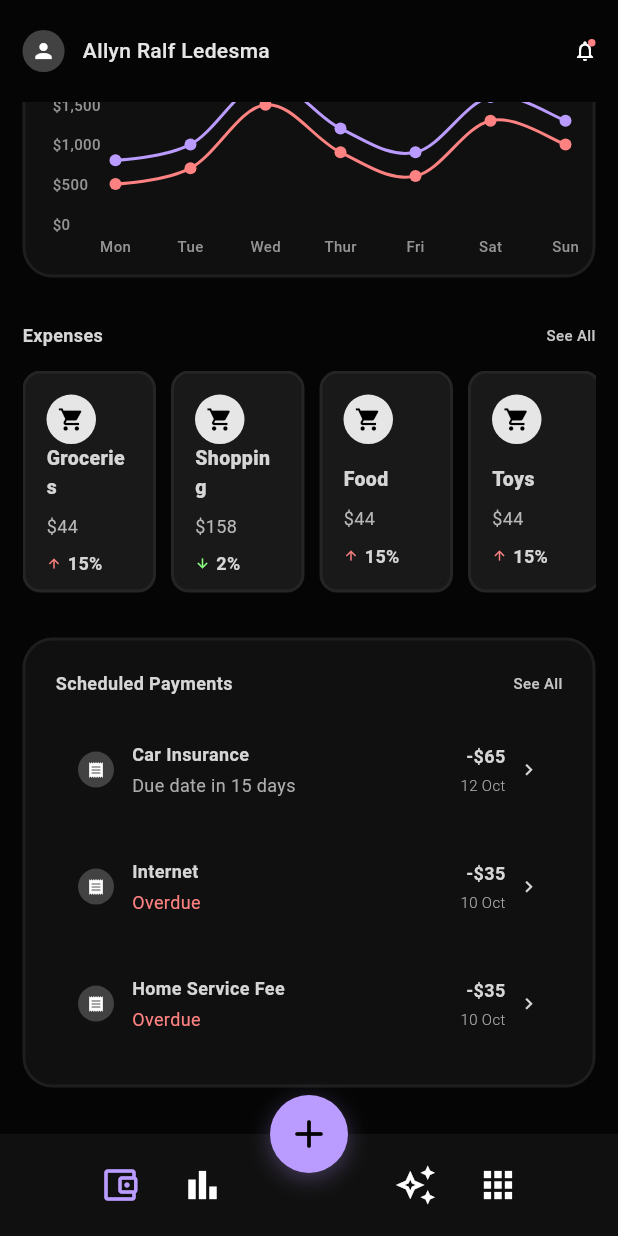
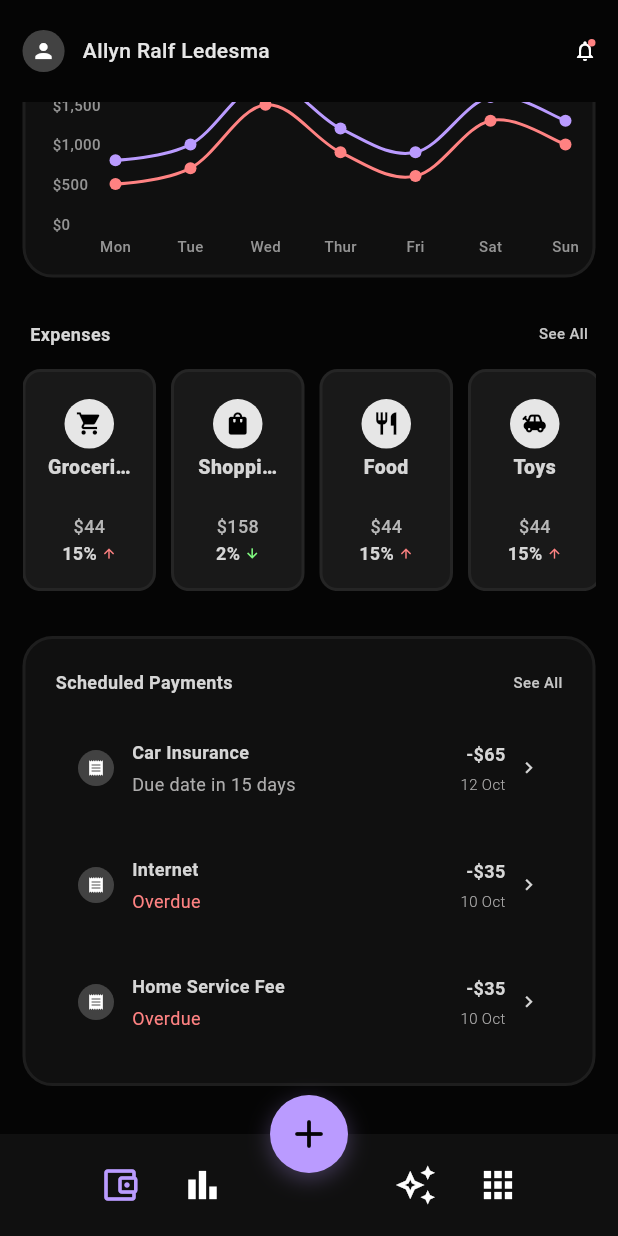
Before and after one commit to nylla8444/sAIveon, a Flutter app: the screen it shows after launch, scrolled down 1152 dp, on a phone screen of 412 x 824 dp. Run offline on Flutter 3.47's test engine with Material 3 defaults, Android fonts, the phone set to English and light mode, and no system bars; drawn by our look-alikes of fl_chart; Roboto replaces fonts that are missing (Manrope, Poppins).

Commit message:
feat: added expenses section

```diff
--- a/lib/main.dart
+++ b/lib/main.dart
@@ -7,6 +7,7 @@ import 'widgets/banks_horizontal_scroll_section.dart';
 import 'widgets/transaction_history_section.dart';
 import 'widgets/monthly_budget_section.dart';
 import 'widgets/spending_line_chart_section.dart';
+import 'widgets/expenses_horizontal_scroll_section.dart';
 
 void main() {
   runApp(const MyApp());
@@ -224,57 +225,62 @@ class _FinanceHomePageState extends State<FinanceHomePage> {
                               const FlSpot(6, 1900),
                             ],
                           },
-                        ), // Expenses Section
+                        ),
+
+                        // Expenses Section - Using modular component
                         const SizedBox(height: 30),
-                        Row(
-                          mainAxisAlignment: MainAxisAlignment.spaceBetween,
-                          children: [
-                            const Text(
-                              'Expenses',
-                              style: TextStyle(
-                                color: Color(0xFFD6D6D6),
-                                fontSize: 12,
-                                fontWeight: FontWeight.w700,
-                              ),
+                        ExpensesHorizontalScrollSection(
+                          expenses: [
+                            ExpenseData(
+                              category: 'Groceries',
+                              amount: '\$44',
+                              percentage: '15%',
+                              isIncrease: true,
+                              icon: Icons.shopping_cart,
+                              onTap: () {
+                                print('Groceries expense tapped');
+                              },
                             ),
-                            const Text(
-                              'See All',
-                              style: TextStyle(
-                                color: Color(0xFFC6C6C6),
-                                fontSize: 10,
-                                fontWeight: FontWeight.w500,
-                              ),
+                            ExpenseData(
+                              category: 'Shopping',
+                              amount: '\$158',
+                              percentage: '2%',
+                              isIncrease: false,
+                              icon: Icons.shopping_bag,
+                              onTap: () {
+                                print('Shopping expense tapped');
+                              },
+                            ),
+                            ExpenseData(
+                              category: 'Food',
+                              amount: '\$44',
+                              percentage: '15%',
+                              isIncrease: true,
+                              icon: Icons.restaurant,
+                            ),
+                            ExpenseData(
+                              category: 'Toys',
+                              amount: '\$44',
+                              percentage: '15%',
+                              isIncrease: true,
+                              icon: Icons.toys,
+                            ),
+                            ExpenseData(
+                              category: 'Transport',
+                              amount: '\$120',
+                              percentage: '8%',
+                              isIncrease: true,
+                              icon: Icons.directions_car,
+                              onTap: () {
+                                print('Transport expense tapped');
+                              },
                             ),
                           ],
-                        ),
-                        const SizedBox(height: 15),
-                        SizedBox(
-                          height: 148,
-                          child: ListView(
-                            scrollDirection: Axis.horizontal,
-                            children: [
-                              _buildExpenseCard(
-                                'Groceries',
-                                '\$44',
-                                '15%',
-                                true,
-                              ),
-                              const SizedBox(width: 10),
-                              _buildExpenseCard(
-                                'Shopping',
-                                '\$158',
-                                '2%',
-                                false,
-                              ),
-                              const SizedBox(width: 10),
-                              _buildExpenseCard('Food', '\$44', '15%', true),
-                              const SizedBox(width: 10),
-                              _buildExpenseCard('Toys', '\$44', '15%', true),
-                            ],
-                          ),
-                        ),
-
-                        // Scheduled Payments
+                          onSeeAllTap: () {
+                            // TODO: Navigate to all expenses page
+                            print('Expenses See All tapped');
+                          },
+                        ), // Scheduled Payments
                         const SizedBox(height: 30),
                         Container(
                           padding: const EdgeInsets.all(20),
@@ -442,76 +448,6 @@ class _FinanceHomePageState extends State<FinanceHomePage> {
     );
   }
 
-  Widget _buildExpenseCard(
-    String category,
-    String amount,
-    String percentage,
-    bool isIncrease,
-  ) {
-    return Container(
-      width: 89,
-      padding: const EdgeInsets.all(14),
-      decoration: BoxDecoration(
-        color: const Color(0xFF191919),
-        borderRadius: BorderRadius.circular(12),
-        border: Border.all(color: Colors.white.withOpacity(0.05), width: 2),
-      ),
-      child: Column(
-        crossAxisAlignment: CrossAxisAlignment.start,
-        children: [
-          Container(
-            width: 33,
-            height: 33,
-            decoration: BoxDecoration(
-              color: const Color(0xFFE6E6E6),
-              borderRadius: BorderRadius.circular(16.5),
-            ),
-            child: const Icon(
-              Icons.shopping_cart,
-              color: Colors.black,
-              size: 18,
-            ),
-          ),
-          const Spacer(),
-          Text(
-            category,
-            style: const TextStyle(
-              color: Color(0xFFD6D6D6),
-              fontSize: 13,
-              fontWeight: FontWeight.w800,
-            ),
-          ),
-          const SizedBox(height: 8),
-          Text(
-            amount,
-            style: const TextStyle(color: Color(0xFFB7B7B7), fontSize: 12),
-          ),
-          const SizedBox(height: 8),
-          Row(
-            children: [
-              Icon(
-                isIncrease ? Icons.arrow_upward : Icons.arrow_downward,
-                color: isIncrease
-                    ? const Color(0xFFFF8282)
-                    : const Color(0xFF8CFF82),
-                size: 10,
-              ),
-              const SizedBox(width: 4),
-              Text(
-                percentage,
-                style: const TextStyle(
-                  color: Color(0xFFD6D6D6),
-                  fontSize: 12,
-                  fontWeight: FontWeight.w600,
-                ),
-              ),
-            ],
-          ),
-        ],
-      ),
-    );
-  }
-
   Widget _buildPaymentItem(
     String title,
     String amount,
--- /dev/null
+++ b/lib/widgets/expenses_horizontal_scroll_section.dart
@@ -0,0 +1,185 @@
+import 'package:flutter/material.dart';
+
+class ExpenseData {
+  final String category;
+  final String amount;
+  final String percentage;
+  final bool isIncrease; // true = red (increase), false = green (decrease)
+  final IconData icon;
+  final VoidCallback? onTap;
+
+  ExpenseData({
+    required this.category,
+    required this.amount,
+    required this.percentage,
+    required this.isIncrease,
+    required this.icon,
+    this.onTap,
+  });
+}
+
+class ExpensesHorizontalScrollSection extends StatelessWidget {
+  final List<ExpenseData> expenses;
+  final VoidCallback? onSeeAllTap;
+
+  const ExpensesHorizontalScrollSection({
+    super.key,
+    required this.expenses,
+    this.onSeeAllTap,
+  });
+
+  @override
+  Widget build(BuildContext context) {
+    return Column(
+      crossAxisAlignment: CrossAxisAlignment.start,
+      children: [
+        // Header
+        Padding(
+          padding: const EdgeInsets.symmetric(horizontal: 5),
+          child: Row(
+            mainAxisAlignment: MainAxisAlignment.spaceBetween,
+            children: [
+              const Text(
+                'Expenses',
+                style: TextStyle(
+                  color: Color(0xFFD6D6D6),
+                  fontSize: 12,
+                  fontWeight: FontWeight.w700,
+                  fontFamily: 'Manrope',
+                  height: 1.366,
+                ),
+              ),
+              GestureDetector(
+                onTap: onSeeAllTap,
+                child: const Text(
+                  'See All',
+                  style: TextStyle(
+                    color: Color(0xFFC6C6C6),
+                    fontSize: 10,
+                    fontWeight: FontWeight.w500,
+                    fontFamily: 'Manrope',
+                    height: 1.366,
+                  ),
+                ),
+              ),
+            ],
+          ),
+        ),
+        const SizedBox(height: 15),
+
+        // Horizontal Scroll List
+        SizedBox(
+          height: 148,
+          child: ListView.separated(
+            scrollDirection: Axis.horizontal,
+            itemCount: expenses.length,
+            separatorBuilder: (context, index) => const SizedBox(width: 10),
+            itemBuilder: (context, index) {
+              return ExpenseCard(expense: expenses[index]);
+            },
+          ),
+        ),
+      ],
+    );
+  }
+}
+
+class ExpenseCard extends StatelessWidget {
+  final ExpenseData expense;
+
+  const ExpenseCard({super.key, required this.expense});
+
+  @override
+  Widget build(BuildContext context) {
+    return GestureDetector(
+      onTap: expense.onTap,
+      child: Container(
+        width: 89,
+        height: 148,
+        padding: const EdgeInsets.all(14),
+        decoration: BoxDecoration(
+          color: const Color(0xFF191919),
+          borderRadius: BorderRadius.circular(12),
+          border: Border.all(
+            color: Colors.white.withValues(alpha: 0.05),
+            width: 2,
+          ),
+        ),
+        child: Column(
+          mainAxisAlignment: MainAxisAlignment.start,
+          children: [
+            // Icon
+            const SizedBox(height: 4),
+            Container(
+              width: 33,
+              height: 33,
+              decoration: const BoxDecoration(
+                color: Color(0xFFE6E6E6),
+                shape: BoxShape.circle,
+              ),
+              child: Icon(expense.icon, color: Colors.black, size: 18),
+            ),
+            const SizedBox(height: 4),
+
+            // Category name
+            Text(
+              expense.category,
+              style: const TextStyle(
+                color: Color(0xFFD6D6D6),
+                fontSize: 13,
+                fontWeight: FontWeight.w800,
+                fontFamily: 'Manrope',
+                height: 1.366,
+              ),
+              textAlign: TextAlign.center,
+              maxLines: 1,
+              overflow: TextOverflow.ellipsis,
+            ),
+            const SizedBox(height: 22),
+
+            // Amount
+            Text(
+              expense.amount,
+              style: const TextStyle(
+                color: Color(0xFFB7B7B7),
+                fontSize: 12,
+                fontWeight: FontWeight.w500,
+                fontFamily: 'Manrope',
+                height: 1.366,
+              ),
+            ),
+            const SizedBox(height: 2),
+
+            // Percentage with arrow
+            Row(
+              mainAxisSize: MainAxisSize.min,
+              children: [
+                Text(
+                  expense.percentage,
+                  style: const TextStyle(
+                    color: Color(0xFFD6D6D6),
+                    fontSize: 12,
+                    fontWeight: FontWeight.w600,
+                    fontFamily: 'Manrope',
+                    height: 1.366,
+                  ),
+                ),
+                const SizedBox(width: 3),
+                // Arrow icon
+                Icon(
+                  expense.isIncrease
+                      ? Icons.arrow_upward
+                      : Icons.arrow_downward,
+                  color: expense.isIncrease
+                      ? const Color(0xFFFF8282) // Red for increase
+                      : const Color(0xFF82FF82), // Green for decrease
+                  size: 10,
+                ),
+              ],
+            ),
+          ],
+        ),
+      ),
+    );
+  }
+}
```
